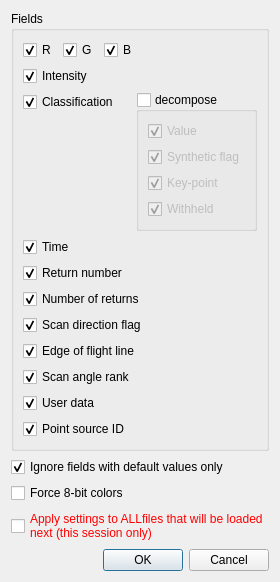
This is libs/qCC_io/ui_templates/openLASFileDlg.ui in CloudCompare/CloudCompare as Qt 5 draws it before an edit. The edited form follows.
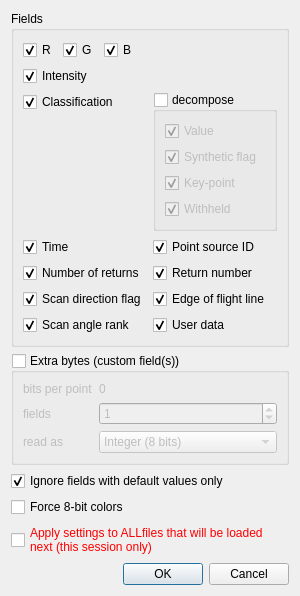
This is the edited form.

Commit message: LAS I/O filter can now handles LAS 1.4 files with 'extra bytes' (new user interface to define how the extra bytes should be read)

The edit to the form file:
```diff
--- a/libs/qCC_io/ui_templates/openLASFileDlg.ui
+++ b/libs/qCC_io/ui_templates/openLASFileDlg.ui
@@ -6,8 +6,8 @@
    <rect>
     <x>0</x>
     <y>0</y>
-    <width>260</width>
-    <height>522</height>
+    <width>300</width>
+    <height>534</height>
    </rect>
   </property>
   <property name="windowTitle">
@@ -92,35 +92,88 @@
        </widget>
       </item>
       <item>
-       <layout class="QHBoxLayout" name="horizontalLayout">
-        <item>
-         <layout class="QVBoxLayout" name="verticalLayout_2">
-          <item>
-           <widget class="QCheckBox" name="classifCheckBox">
-            <property name="text">
-             <string>Classification</string>
-            </property>
-            <property name="checked">
-             <bool>true</bool>
-            </property>
-           </widget>
-          </item>
-          <item>
-           <spacer name="verticalSpacer">
-            <property name="orientation">
-             <enum>Qt::Vertical</enum>
-            </property>
-            <property name="sizeHint" stdset="0">
-             <size>
-              <width>20</width>
-              <height>40</height>
-             </size>
-            </property>
-           </spacer>
-          </item>
-         </layout>
+       <layout class="QFormLayout" name="formLayout">
+        <item row="1" column="0">
+         <widget class="QCheckBox" name="timeCheckBox">
+          <property name="text">
+           <string>Time</string>
+          </property>
+          <property name="checked">
+           <bool>true</bool>
+          </property>
+         </widget>
         </item>
-        <item>
+        <item row="1" column="1">
+         <widget class="QCheckBox" name="pointSourceIDCheckBox">
+          <property name="text">
+           <string>Point source ID</string>
+          </property>
+          <property name="checked">
+           <bool>true</bool>
+          </property>
+         </widget>
+        </item>
+        <item row="2" column="0">
+         <widget class="QCheckBox" name="numberOfReturnsCheckBox">
+          <property name="text">
+           <string>Number of returns</string>
+          </property>
+          <property name="checked">
+           <bool>true</bool>
+          </property>
+         </widget>
+        </item>
+        <item row="2" column="1">
+         <widget class="QCheckBox" name="returnNumberCheckBox">
+          <property name="text">
+           <string>Return number</string>
+          </property>
+          <property name="checked">
+           <bool>true</bool>
+          </property>
+         </widget>
+        </item>
+        <item row="3" column="0">
+         <widget class="QCheckBox" name="scanDirFlagCheckBox">
+          <property name="text">
+           <string>Scan direction flag</string>
+          </property>
+          <property name="checked">
+           <bool>true</bool>
+          </property>
+         </widget>
+        </item>
+        <item row="3" column="1">
+         <widget class="QCheckBox" name="edgeOfFlightCheckBox">
+          <property name="text">
+           <string>Edge of flight line</string>
+          </property>
+          <property name="checked">
+           <bool>true</bool>
+          </property>
+         </widget>
+        </item>
+        <item row="4" column="0">
+         <widget class="QCheckBox" name="scanAngleRankCheckBox">
+          <property name="text">
+           <string>Scan angle rank</string>
+          </property>
+          <property name="checked">
+           <bool>true</bool>
+          </property>
+         </widget>
+        </item>
+        <item row="4" column="1">
+         <widget class="QCheckBox" name="userDataCheckBox">
+          <property name="text">
+           <string>User data</string>
+          </property>
+          <property name="checked">
+           <bool>true</bool>
+          </property>
+         </widget>
+        </item>
+        <item row="0" column="1">
          <widget class="QGroupBox" name="decomposeClassifGroupBox">
           <property name="title">
            <string>decompose</string>
@@ -175,85 +228,128 @@
           </layout>
          </widget>
         </item>
+        <item row="0" column="0">
+         <widget class="QCheckBox" name="classifCheckBox">
+          <property name="text">
+           <string>Classification</string>
+          </property>
+          <property name="checked">
+           <bool>true</bool>
+          </property>
+         </widget>
+        </item>
        </layout>
       </item>
-      <item>
-       <widget class="QCheckBox" name="timeCheckBox">
+     </layout>
+    </widget>
+   </item>
+   <item>
+    <widget class="QGroupBox" name="extraFieldGroupBox">
+     <property name="title">
+      <string>Extra bytes (custom field(s))</string>
+     </property>
+     <property name="checkable">
+      <bool>true</bool>
+     </property>
+     <property name="checked">
+      <bool>false</bool>
+     </property>
+     <layout class="QFormLayout" name="formLayout_2">
+      <item row="2" column="0">
+       <widget class="QLabel" name="label_2">
         <property name="text">
-         <string>Time</string>
+         <string>fields</string>
         </property>
-        <property name="checked">
-         <bool>true</bool>
-        </property>
        </widget>
       </item>
-      <item>
-       <widget class="QCheckBox" name="returnNumberCheckBox">
-        <property name="text">
-         <string>Return number</string>
+      <item row="2" column="1">
+       <widget class="QSpinBox" name="extraFieldsSpinBox">
+        <property name="toolTip">
+         <string>number of extra fields</string>
         </property>
-        <property name="checked">
-         <bool>true</bool>
+        <property name="value">
+         <number>1</number>
         </property>
        </widget>
       </item>
-      <item>
-       <widget class="QCheckBox" name="numberOfReturnsCheckBox">
+      <item row="3" column="0">
+       <widget class="QLabel" name="label_3">
         <property name="text">
-         <string>Number of returns</string>
+         <string>read as</string>
         </property>
-        <property name="checked">
-         <bool>true</bool>
-        </property>
        </widget>
       </item>
-      <item>
-       <widget class="QCheckBox" name="scanDirFlagCheckBox">
-        <property name="text">
-         <string>Scan direction flag</string>
+      <item row="3" column="1">
+       <widget class="QComboBox" name="extraTypeComboBox">
+        <property name="toolTip">
+         <string>format of the extra field(s) - all the same for now - (warning: total size must be smaller than the number of available bits!)</string>
         </property>
-        <property name="checked">
-         <bool>true</bool>
+        <property name="currentIndex">
+         <number>0</number>
         </property>
+        <item>
+         <property name="text">
+          <string>Integer (8 bits)</string>
+         </property>
+        </item>
+        <item>
+         <property name="text">
+          <string>Integer (16 bits)</string>
+         </property>
+        </item>
+        <item>
+         <property name="text">
+          <string>Integer (32 bits)</string>
+         </property>
+        </item>
+        <item>
+         <property name="text">
+          <string>Integer (64 bits)</string>
+         </property>
+        </item>
+        <item>
+         <property name="text">
+          <string>Unsigned integer (8 bits)</string>
+         </property>
+        </item>
+        <item>
+         <property name="text">
+          <string>Unsigned Integer (16 bits)</string>
+         </property>
+        </item>
+        <item>
+         <property name="text">
+          <string>Unsigned Integer (32 bits)</string>
+         </property>
+        </item>
+        <item>
+         <property name="text">
+          <string>Unsigned Integer (64 bits)</string>
+         </property>
+        </item>
+        <item>
+         <property name="text">
+          <string>Float (32 bits)</string>
+         </property>
+        </item>
+        <item>
+         <property name="text">
+          <string>Double (64 bits)</string>
+         </property>
+        </item>
        </widget>
       </item>
-      <item>
-       <widget class="QCheckBox" name="edgeOfFlightCheckBox">
+      <item row="1" column="0">
+       <widget class="QLabel" name="label">
         <property name="text">
-         <string>Edge of flight line</string>
+         <string>bits per point</string>
         </property>
-        <property name="checked">
-         <bool>true</bool>
-        </property>
        </widget>
       </item>
-      <item>
-       <widget class="QCheckBox" name="scanAngleRankCheckBox">
+      <item row="1" column="1">
+       <widget class="QLabel" name="extraBitsCountLabel">
         <property name="text">
-         <string>Scan angle rank</string>
-        </property>
-        <property name="checked">
-         <bool>true</bool>
-        </property>
-       </widget>
-      </item>
-      <item>
-       <widget class="QCheckBox" name="userDataCheckBox">
-        <property name="text">
-         <string>User data</string>
-        </property>
-        <property name="checked">
-         <bool>true</bool>
-        </property>
-       </widget>
-      </item>
-      <item>
-       <widget class="QCheckBox" name="pointSourceIDCheckBox">
-        <property name="text">
-         <string>Point source ID</string>
-        </property>
-        <property name="checked">
-         <bool>true</bool>
+         <string>0</string>
         </property>
        </widget>
       </item>
```
The commit also changes 4 other files.
